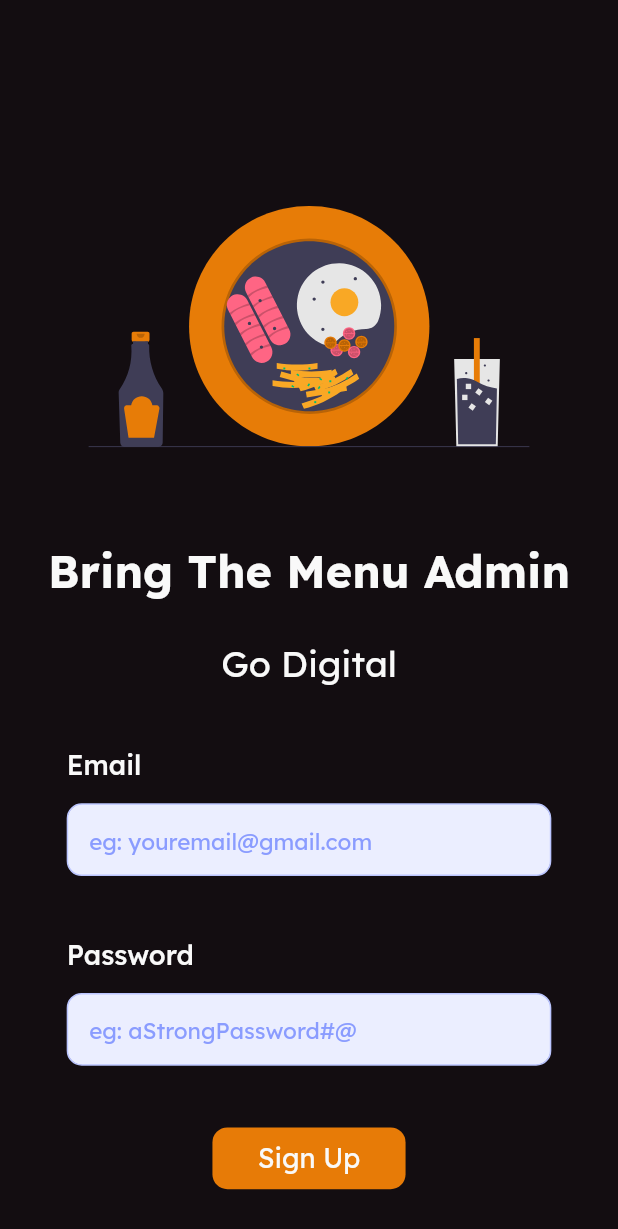
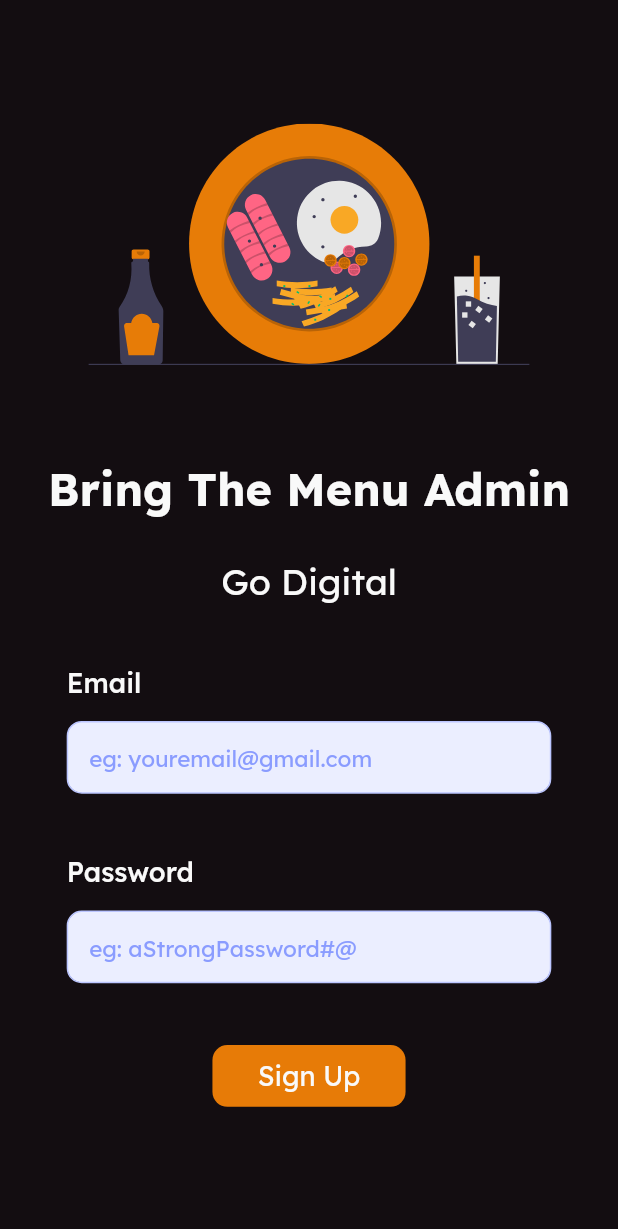
Before and after one commit to m0hit-kumar/Bring-The-Menu, a Flutter app: the screen it shows after launch, on a phone screen of 412 x 824 dp. Shown: the top 1229 px of the screen. Run offline on Flutter 3.47's test engine with Material 2 defaults, Android fonts, the phone set to English and light mode, and no system bars; our stand-ins replace flutter_svg, get.

Commit message:
Update: Admin SignUp responsiveness.

```diff
--- a/lib/views/admin/signup/admin_signup.dart
+++ b/lib/views/admin/signup/admin_signup.dart
@@ -20,13 +20,14 @@ class _AdminSignUpState extends State<AdminSignUp> {
   Widget build(BuildContext context) {
     return Scaffold(
       backgroundColor: constants.backgroundColor,
-      body: Padding(
+      body: SingleChildScrollView(
+        child: Padding(
           padding: EdgeInsets.symmetric(horizontal: 7),
           child: Container(
             alignment: Alignment.center,
             child: Column(
               children: [
-              SizedBox(height: Get.height / 6),
+                SizedBox(height: Get.height / 10),
                 SvgPicture.asset(
                   'assets/images/foodPlate.svg',
                   width: Get.width / 1.4,
@@ -72,6 +73,7 @@ class _AdminSignUpState extends State<AdminSignUp> {
             ),
           ),
         ),
+      ),
     );
   }
 }
```
Lines whose indentation alone changed are shown as unchanged.
